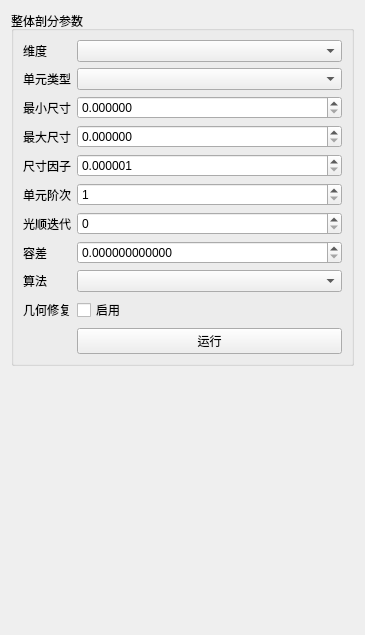
This is plugins/Base_Mesh/MeshGlobalMeshingWidget.ui in asd977/base_cae as Qt 5 draws it before an edit. The edited form follows.
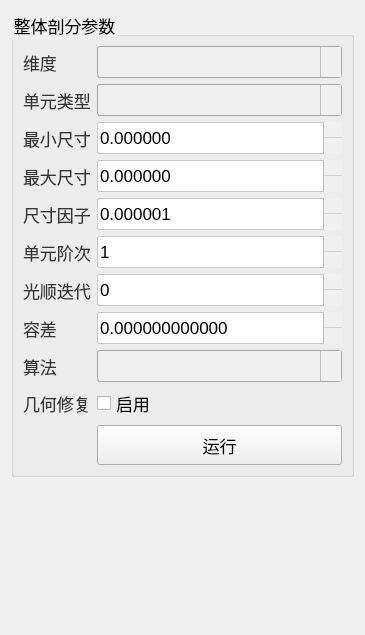
This is the edited form. Icons and pictures are not drawn.

Commit message: style: use existing arrow assets and remove custom svg files

```diff
--- a/plugins/Base_Mesh/MeshGlobalMeshingWidget.ui
+++ b/plugins/Base_Mesh/MeshGlobalMeshingWidget.ui
@@ -13,6 +13,104 @@
   <property name="windowTitle">
    <string>整体剖分</string>
   </property>
+  <property name="styleSheet">
+   <string notr="true">QWidget{
+font-family: &quot;Microsoft YaHei&quot;, &quot;微软雅黑&quot;;
+}
+QPushButton {
+    font-size: 17px;
+    min-height: 32px;
+}
+QPushButton#pushButton {
+    background-color: rgb(224, 233, 244);
+    border-width: 1px;
+    border-color: rgb(121, 121, 121);
+    border-style: solid;
+    min-height: 33px;
+    border-top: 1px solid rgb(169, 169, 169);
+    border-bottom: 1px solid rgb(169, 169, 169);
+    border-left: none;
+    border-right: none;
+    text-align: left;
+    padding-left: 15px;
+    font-size: 17px;
+}
+QLabel {
+    font-size: 17px;
+    color: rgb(51, 51, 51);
+}
+QLabel#pageNameLabel {
+    font-size: 20px;
+    padding-left: 9px;
+    color: rgb(53, 103, 147);
+}
+QLineEdit, QTextEdit, QPlainTextEdit, QSpinBox, QDoubleSpinBox, QDateTimeEdit {
+    border: 1px solid rgb(200, 200, 200);
+    border-radius: 2px;
+    font-size: 17px;
+    min-height: 30px;
+}
+QLineEdit:focus, QTextEdit:focus, QPlainTextEdit:focus,
+QSpinBox:focus, QDoubleSpinBox:focus, QDateTimeEdit:focus {
+    border-color: rgb(100, 100, 255);
+    outline: none;
+}
+QComboBox {
+    font-size: 17px;
+    color: rgb(51, 51, 51);
+    padding-left: 6px;
+    background: rgb(240, 240, 240);
+    border: 1px solid rgb(169, 169, 169);
+    border-radius: 3px;
+    min-height: 30px;
+}
+QComboBox::drop-down {
+    subcontrol-origin: padding;
+    subcontrol-position: top right;
+    width: 20px;
+    background: rgb(240, 240, 240);
+    border-left: 1px solid rgb(190, 190, 190);
+}
+QComboBox::down-arrow {
+    image: url(:/resources/down_arrow.png);
+    width: 12px;
+    height: 12px;
+}
+QSpinBox::up-button, QDoubleSpinBox::up-button {
+    subcontrol-origin: border;
+    subcontrol-position: top right;
+    width: 18px;
+    border-left: 1px solid rgb(190, 190, 190);
+    border-bottom: 1px solid rgb(210, 210, 210);
+    background: rgb(240, 240, 240);
+}
+QSpinBox::down-button, QDoubleSpinBox::down-button {
+    subcontrol-origin: border;
+    subcontrol-position: bottom right;
+    width: 18px;
+    border-left: 1px solid rgb(190, 190, 190);
+    background: rgb(240, 240, 240);
+}
+QSpinBox::up-arrow, QDoubleSpinBox::up-arrow {
+    image: url(:/resources/up_arrow.png);
+    width: 10px;
+    height: 10px;
+}
+QSpinBox::down-arrow, QDoubleSpinBox::down-arrow {
+    image: url(:/resources/down_arrow.png);
+    width: 10px;
+    height: 10px;
+}
+QRadioButton, QCheckBox, QGroupBox {
+    font-size: 17px;
+}
+QTableWidget, QTreeWidget, QListWidget {
+    font-size: 16px;
+    gridline-color: rgb(210, 210, 210);
+}
+
+</string>
+  </property>
   <layout class="QVBoxLayout" name="verticalLayout">
    <item>
     <widget class="QGroupBox" name="groupParams">
```
The commit also changes 42 other files.
